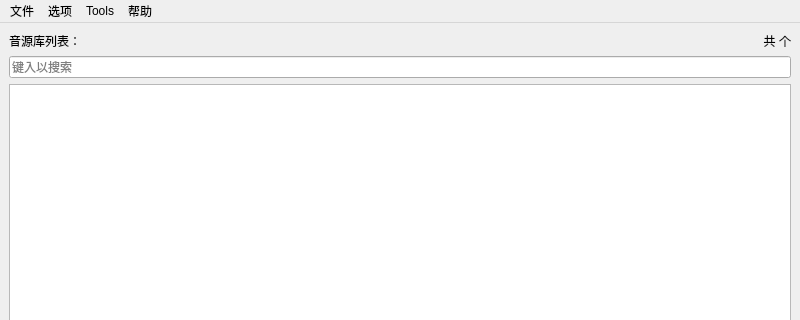
Above: VoiceBankUtils/voicebankmanagerwindow.ui from shine5402/VoicebankManager before the change; both pictures show x 0 to 800 and y 0 to 320 of the 800 by 600 pixel window. Below: the same form after it.
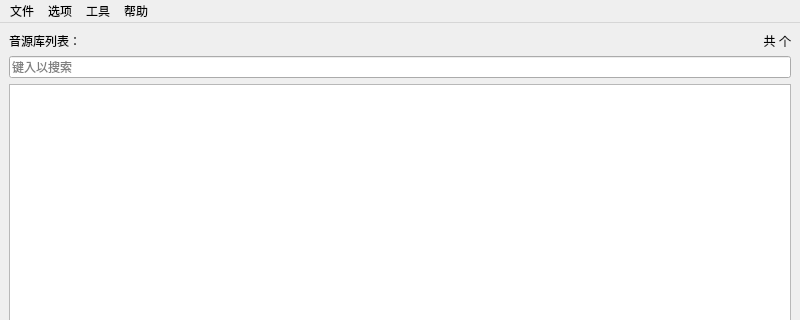
That is the form after the change.

```diff
--- a/VoiceBankUtils/voicebankmanagerwindow.ui
+++ b/VoiceBankUtils/voicebankmanagerwindow.ui
@@ -219,7 +219,7 @@
    </widget>
    <widget class="QMenu" name="menuTools">
     <property name="title">
-     <string>Tools</string>
+     <string>工具</string>
     </property>
     <addaction name="actionEdit_Global_MoresamplerConfig"/>
    </widget>
```
